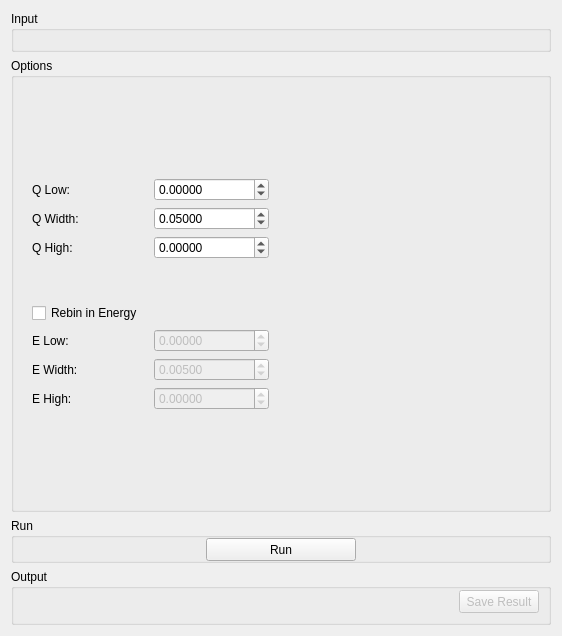
First picture: the form in qt/scientific_interfaces/Inelastic/Manipulation/InelasticDataManipulationSqwTab.ui, repository mantidproject/mantid, before the edit.
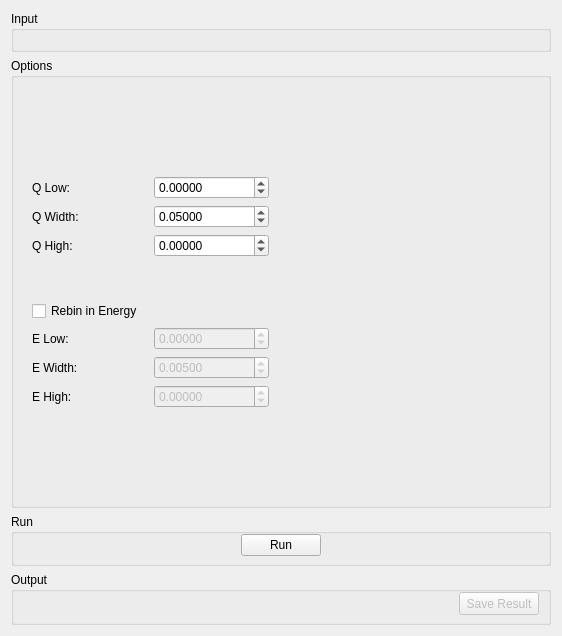
Second picture: the form after the edit. Custom widgets are drawn as their Qt base class.

Commit message: Remove minimum and max size restrictions for manipulation tab widgets

Diff of the .ui file:
```diff
--- a/qt/scientific_interfaces/Inelastic/Manipulation/InelasticDataManipulationSqwTab.ui
+++ b/qt/scientific_interfaces/Inelastic/Manipulation/InelasticDataManipulationSqwTab.ui
@@ -407,18 +407,6 @@
    </item>
    <item row="2" column="0">
     <widget class="QGroupBox" name="groupBox">
-     <property name="minimumSize">
-      <size>
-       <width>0</width>
-       <height>45</height>
-      </size>
-     </property>
-     <property name="maximumSize">
-      <size>
-       <width>16777215</width>
-       <height>45</height>
-      </size>
-     </property>
      <property name="title">
       <string>Run</string>
      </property>
@@ -444,18 +432,6 @@
       </item>
       <item>
        <widget class="QPushButton" name="pbRun">
-        <property name="minimumSize">
-         <size>
-          <width>150</width>
-          <height>23</height>
-         </size>
-        </property>
-        <property name="maximumSize">
-         <size>
-          <width>180</width>
-          <height>16777215</height>
-         </size>
-        </property>
         <property name="text">
          <string>Run</string>
         </property>
@@ -479,12 +455,6 @@
    </item>
    <item row="3" column="0">
     <widget class="QGroupBox" name="sqw_outputOptions">
-     <property name="minimumSize">
-      <size>
-       <width>0</width>
-       <height>56</height>
-      </size>
-     </property>
      <property name="title">
       <string>Output</string>
      </property>
@@ -538,18 +508,18 @@
    <extends>QWidget</extends>
    <header>MantidQtWidgets/Common/DataSelector.h</header>
   </customwidget>
-  <customwidget>
-   <class>MantidQt::MantidWidgets::ContourPreviewPlot</class>
-   <extends>QWidget</extends>
-   <header>MantidQtWidgets/Plotting/ContourPreviewPlot.h</header>
-   <container>1</container>
-  </customwidget>
   <customwidget>
    <class>MantidQt::CustomInterfaces::IndirectPlotOptionsView</class>
    <extends>QWidget</extends>
    <header>IndirectPlotOptionsView.h</header>
    <container>1</container>
   </customwidget>
+  <customwidget>
+   <class>MantidQt::MantidWidgets::ContourPreviewPlot</class>
+   <extends>QWidget</extends>
+   <header>MantidQtWidgets/Plotting/ContourPreviewPlot.h</header>
+   <container>1</container>
+  </customwidget>
  </customwidgets>
  <tabstops>
   <tabstop>pbSave</tabstop>
```
The commit also changes 3 other files.
